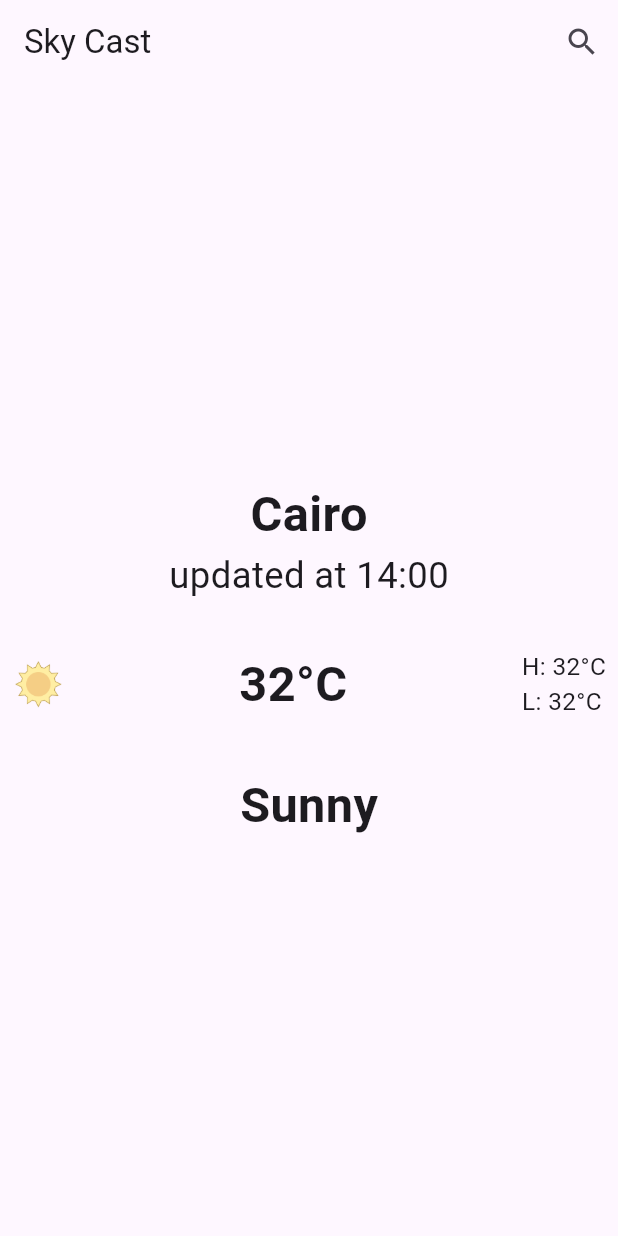
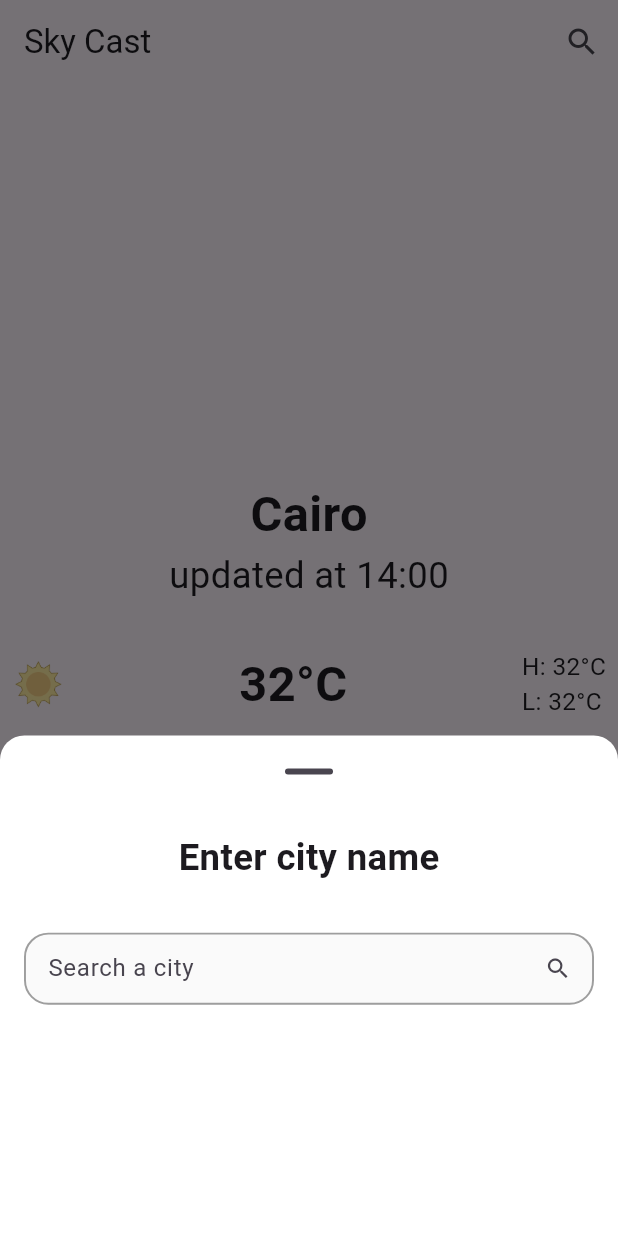
Before and after one commit to Mohammed-Mahmoud0/sky_cast, a Flutter app: the screen it shows after launch, after a tap on the "search" icon, on a phone screen of 412 x 824 dp. Run offline on Flutter 3.47's test engine with Material 3 defaults, Android fonts, the phone set to English and light mode, and no system bars; our stand-ins replace dio, flutter_screenutil.

Commit message:
search for city pop up screen added

```diff
--- a/lib/features/home/ui/home_screen.dart
+++ b/lib/features/home/ui/home_screen.dart
@@ -1,8 +1,5 @@
-import 'package:dio/dio.dart';
 import 'package:flutter/material.dart';
-import 'package:sky_cast/core/networking/weather_service.dart';
-import 'package:sky_cast/features/home/data/models/weather_model.dart';
-import 'package:sky_cast/features/home/ui/widgets/no_weather_body.dart';
+import 'package:sky_cast/features/search_for_city/search_for_weather.dart';
 import 'package:sky_cast/features/home/ui/widgets/weather_info_body.dart';
 
 class HomeScreen extends StatelessWidget {
@@ -18,7 +15,7 @@ class HomeScreen extends StatelessWidget {
         actions: [
           IconButton(
             onPressed: () {
-
+              showSearchBottomSheet(context);
             },
             icon: Icon(
               Icons.search,
--- /dev/null
+++ b/lib/features/search_for_city/search_for_weather.dart
@@ -0,0 +1,66 @@
+import 'dart:developer';
+
+import 'package:dio/dio.dart';
+import 'package:flutter/material.dart';
+import 'package:flutter_screenutil/flutter_screenutil.dart';
+import 'package:sky_cast/core/networking/weather_service.dart';
+import 'package:sky_cast/features/home/data/models/weather_model.dart';
+import 'package:sky_cast/features/search_for_city/widgets/search_text_field.dart';
+
+class SearchForWeather extends StatelessWidget {
+  const SearchForWeather({super.key});
+
+  @override
+  Widget build(BuildContext context) {
+    return Padding(
+      padding: const EdgeInsets.all(16.0),
+      child: Container(
+        height: 250.h,
+        child: Column(
+          mainAxisSize: MainAxisSize.min,
+          crossAxisAlignment: CrossAxisAlignment.center,
+          children: [
+            Text(
+              'Enter city name',
+              style: TextStyle(
+                fontSize: 24.sp,
+                fontWeight: FontWeight.bold,
+              ),
+            ),
+            SizedBox(height: 32.h),
+            SearchTextField(
+              onSubmitted: (value) async {
+                WeatherModel weatherModel =
+                    await WeatherService(Dio()).getWeather(cityName: value);
+                log('********************');
+                log(weatherModel.temp.toString());
+                log('********************');
+                Navigator.pop(context, value);
+              },
+            ),
+          ],
+        ),
+      ),
+    );
+  }
+}
+
+void showSearchBottomSheet(BuildContext context) {
+  showModalBottomSheet(
+    context: context,
+    shape: RoundedRectangleBorder(
+      borderRadius: BorderRadius.vertical(top: Radius.circular(16.r)),
+    ),
+    isScrollControlled: true,
+    backgroundColor: Colors.white,
+    showDragHandle: true,
+    builder: (context) {
+      return Padding(
+        padding: EdgeInsets.only(
+          bottom: MediaQuery.of(context).viewInsets.bottom,
+        ),
+        child: SearchForWeather(),
+      );
+    },
+  );
+}
--- /dev/null
+++ b/lib/features/search_for_city/widgets/search_text_field.dart
@@ -0,0 +1,49 @@
+import 'package:flutter/material.dart';
+import 'package:flutter_screenutil/flutter_screenutil.dart';
+
+class SearchTextField extends StatelessWidget {
+  final String hintText;
+  final ValueChanged<String>? onSubmitted;
+  final TextEditingController? controller;
+
+  const SearchTextField({
+    Key? key,
+    this.hintText = 'Search a city',
+    this.onSubmitted,
+    this.controller,
+  }) : super(key: key);
+
+  @override
+  Widget build(BuildContext context) {
+    return TextField(
+      controller: controller,
+      decoration: InputDecoration(
+        isDense: true,
+        border: OutlineInputBorder(
+          borderRadius: BorderRadius.circular(16.r),
+        ),
+        hintText: hintText,
+        suffixIcon: Icon(Icons.search),
+        focusedBorder: OutlineInputBorder(
+          borderRadius: BorderRadius.circular(16.r),
+          borderSide: BorderSide(
+            color: Colors.blue,
+            width: 1.3,
+          ),
+        ),
+        enabledBorder: OutlineInputBorder(
+          borderSide: const BorderSide(
+            color: Colors.grey,
+            width: 1.3,
+          ),
+          borderRadius: BorderRadius.circular(
+            16.r,
+          ),
+        ),
+        fillColor: Colors.grey.shade50,
+        filled: true,
+      ),
+      onSubmitted: onSubmitted,
+    );
+  }
+}
```
